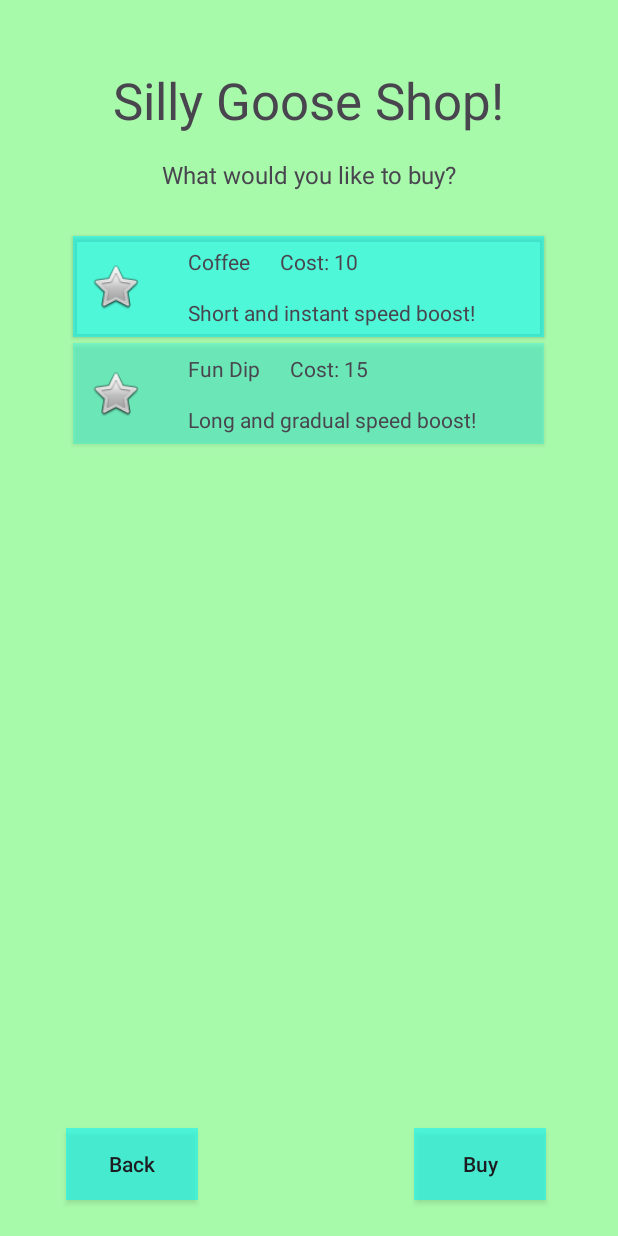
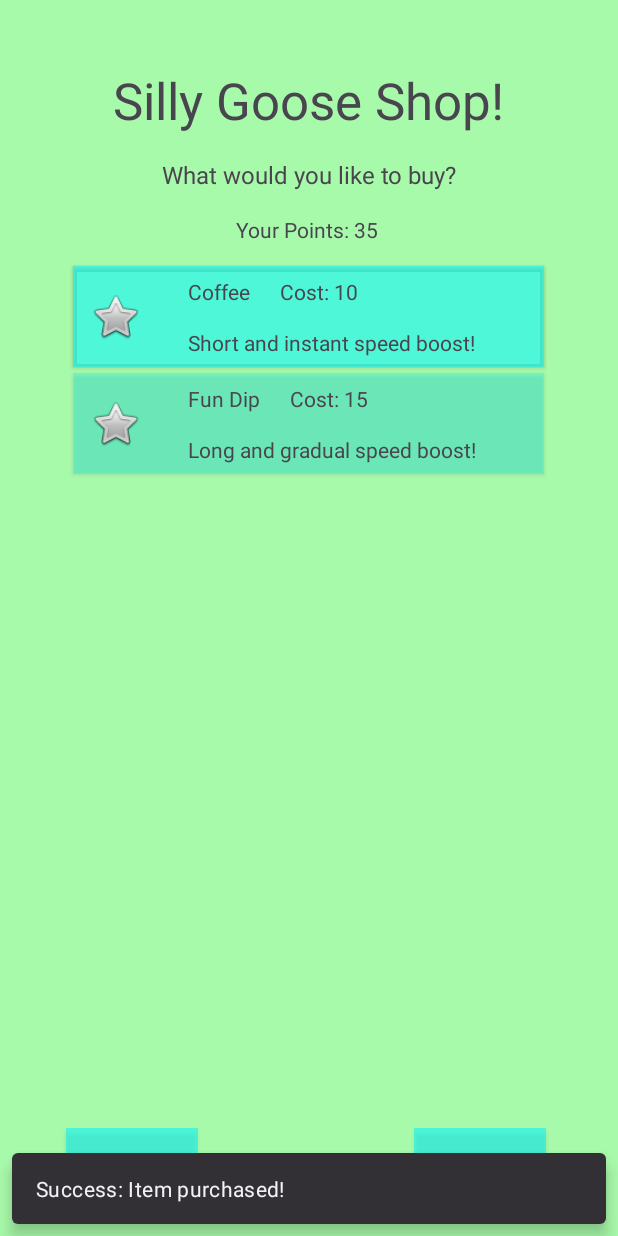
Before and after one commit to jonestho/duck-duck-goose, an Android app: the ShopActivity screen opened directly, with no data from a screen before it, after a tap on "Buy", on a phone screen of 412 x 824 dp. Run offline under Robolectric (Android 15) with nearby library versions, the light colour scheme and no system bars; 2 other taps on this screen came first.

Commit message:
Shop Activity is functional

```diff
--- a/app/src/main/java/com/game/duckduckgoose/ShopActivity.kt
+++ b/app/src/main/java/com/game/duckduckgoose/ShopActivity.kt
@@ -1,7 +1,9 @@
 package com.game.duckduckgoose
 
+import android.annotation.SuppressLint
 import android.os.Bundle
 import android.widget.Button
+import android.widget.TextView
 import androidx.activity.enableEdgeToEdge
 import androidx.appcompat.app.AppCompatActivity
 import androidx.core.view.ViewCompat
@@ -14,7 +16,10 @@ import com.google.android.material.snackbar.Snackbar
 class ShopActivity : AppCompatActivity() {
     lateinit var recyclerView: RecyclerView
     lateinit var myViewModel: ShopViewModel
+    var initialized = false
+    var boughtItems: ArrayList<Item> = arrayListOf()
 
+    @SuppressLint("SetTextI18n")
     override fun onCreate(savedInstanceState: Bundle?) {
         super.onCreate(savedInstanceState)
         enableEdgeToEdge()
@@ -43,32 +48,40 @@ class ShopActivity : AppCompatActivity() {
         recyclerView.layoutManager = LinearLayoutManager(this)
 
         myViewModel.updateShop.observe(this){
-            // TODO: Disable the item that is bought.
+            val currencyField = findViewById<TextView>(R.id.current_amnt)
+            currencyField.text = "Your Points: ${myViewModel.currencyAmount}"
         }
+
+        initialized = true
 
         // buttons
         val doneBtn = findViewById<Button>(R.id.to_main)
         val buyBtn = findViewById<Button>(R.id.buy_item)
 
-        // TODO: Define onClickListeners
         doneBtn.setOnClickListener{
-            // TODO: Implement bidirectional
+            // TODO: Implement return items bought back to game via. intent.
             finish()
         }
 
         buyBtn.setOnClickListener{
-            val shopAdapter = recyclerView.adapter as? ShopAdapter
+            val result = myViewModel.purchaseHandler(recyclerView)
 
-            if(shopAdapter?.selectedPos != RecyclerView.NO_POSITION){
-                val selectedItem = shopAdapter?.shopItems?.get(shopAdapter.selectedPos)
+            when(result){
+                1 -> Snackbar.make(doneBtn,
+                    "Error: You do not have enough points to buy this.",
+                    Snackbar.LENGTH_LONG).show()
+                2 -> Snackbar.make(doneBtn, "Error: Please select an item to buy."
+                    , Snackbar.LENGTH_LONG).show()
+                else -> {
+                    Snackbar.make(doneBtn, "Success: Item purchased!"
+                        , Snackbar.LENGTH_LONG).show()
 
-                if(selectedItem?.cost!! > currencyAmount){
-                    Snackbar.make(doneBtn, "Error: You do not have enough money to buy this.",
-                        Snackbar.LENGTH_LONG).show()
+                    val shopAdapter = recyclerView.adapter as? ShopAdapter
+                    val selectedItem = shopAdapter?.shopItems?.get(shopAdapter.selectedPos)
+
+                    boughtItems.add(selectedItem!!)
+                    myViewModel._updateShop.value = true
                 }
-            } else {
-                Snackbar.make(doneBtn, "Error: Please select an item to buy.",
-                    Snackbar.LENGTH_LONG).show()
             }
         }
     }
--- a/app/src/main/java/com/game/duckduckgoose/ShopViewModel.kt
+++ b/app/src/main/java/com/game/duckduckgoose/ShopViewModel.kt
@@ -3,9 +3,11 @@ package com.game.duckduckgoose
 import androidx.lifecycle.LiveData
 import androidx.lifecycle.MutableLiveData
 import androidx.lifecycle.ViewModel
+import androidx.recyclerview.widget.RecyclerView
+import com.google.android.material.snackbar.Snackbar
 
 class ShopViewModel: ViewModel() {
-    private val _updateShop = MutableLiveData<Boolean>(false)
+    val _updateShop = MutableLiveData<Boolean>(false)
     val updateShop get(): LiveData<Boolean> = _updateShop
 
     var shopItems: ArrayList<Item>? = ArrayList()
@@ -15,7 +17,16 @@ class ShopViewModel: ViewModel() {
         currencyAmount = currency
     }
 
-    fun purchaseHandler(){
-        // TODO: Implement logic for buying item. Hint, use ViewHolder if possible.
+    fun purchaseHandler(recyclerView: RecyclerView): Int {
+        val shopAdapter = recyclerView.adapter as? ShopAdapter
+
+        return if (shopAdapter?.selectedPos != RecyclerView.NO_POSITION) {
+            val selectedItem = shopAdapter?.shopItems?.get(shopAdapter.selectedPos)
+            if (selectedItem?.cost!! > currencyAmount) 1
+            else {
+                currencyAmount -= selectedItem.cost
+                0
+            }
+        } else 2
     }
 }
--- a/app/src/main/res/layout/activity_shop.xml
+++ b/app/src/main/res/layout/activity_shop.xml
@@ -35,7 +35,7 @@
         android:id="@+id/shop_items"
         android:layout_width="318dp"
         android:layout_height="460dp"
-        android:layout_marginTop="28dp"
+        android:layout_marginTop="48dp"
         app:layout_constraintEnd_toEndOf="parent"
         app:layout_constraintHorizontal_bias="0.494"
         app:layout_constraintStart_toStartOf="parent"
@@ -67,4 +67,15 @@
         app:layout_constraintBottom_toBottomOf="parent"
         app:layout_constraintStart_toStartOf="parent"
         tools:ignore="MissingConstraints" />
+
+    <TextView
+        android:id="@+id/current_amnt"
+        android:layout_width="wrap_content"
+        android:layout_height="wrap_content"
+        android:layout_marginTop="16dp"
+        android:text="Your Points:"
+        app:layout_constraintEnd_toEndOf="parent"
+        app:layout_constraintHorizontal_bias="0.497"
+        app:layout_constraintStart_toStartOf="parent"
+        app:layout_constraintTop_toBottomOf="@+id/textView5" />
 </androidx.constraintlayout.widget.ConstraintLayout>
```
